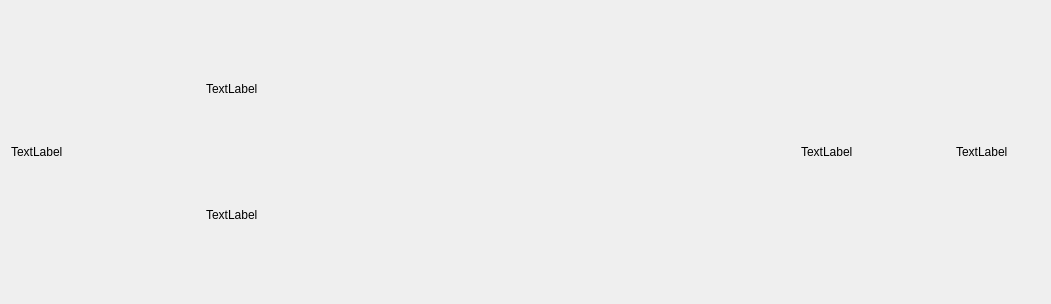
Old version of the form Launcher/src/PluginPanel.ui in the repository openeuler-mirror/summer2021-101.
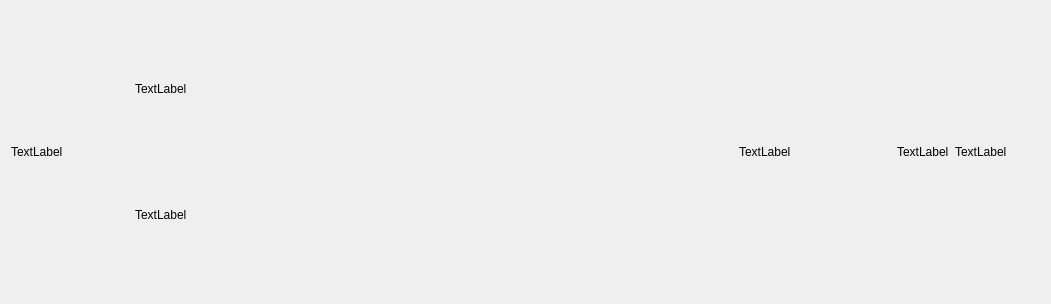
New version of the form.

```diff
--- a/Launcher/src/PluginPanel.ui
+++ b/Launcher/src/PluginPanel.ui
@@ -29,11 +29,17 @@
    <item>
     <widget class="QLabel" name="label">
      <property name="sizePolicy">
-      <sizepolicy hsizetype="Preferred" vsizetype="Preferred">
+      <sizepolicy hsizetype="Fixed" vsizetype="Fixed">
        <horstretch>1</horstretch>
        <verstretch>0</verstretch>
       </sizepolicy>
      </property>
+     <property name="minimumSize">
+      <size>
+       <width>100</width>
+       <height>100</height>
+      </size>
+     </property>
      <property name="text">
       <string>TextLabel</string>
      </property>
@@ -87,6 +93,13 @@
         </property>
        </widget>
       </item>
+      <item>
+       <widget class="QLabel" name="labelName">
+        <property name="text">
+         <string>TextLabel</string>
+        </property>
+       </widget>
+      </item>
       <item>
        <widget class="QLabel" name="labelGo">
         <property name="sizePolicy">
```
